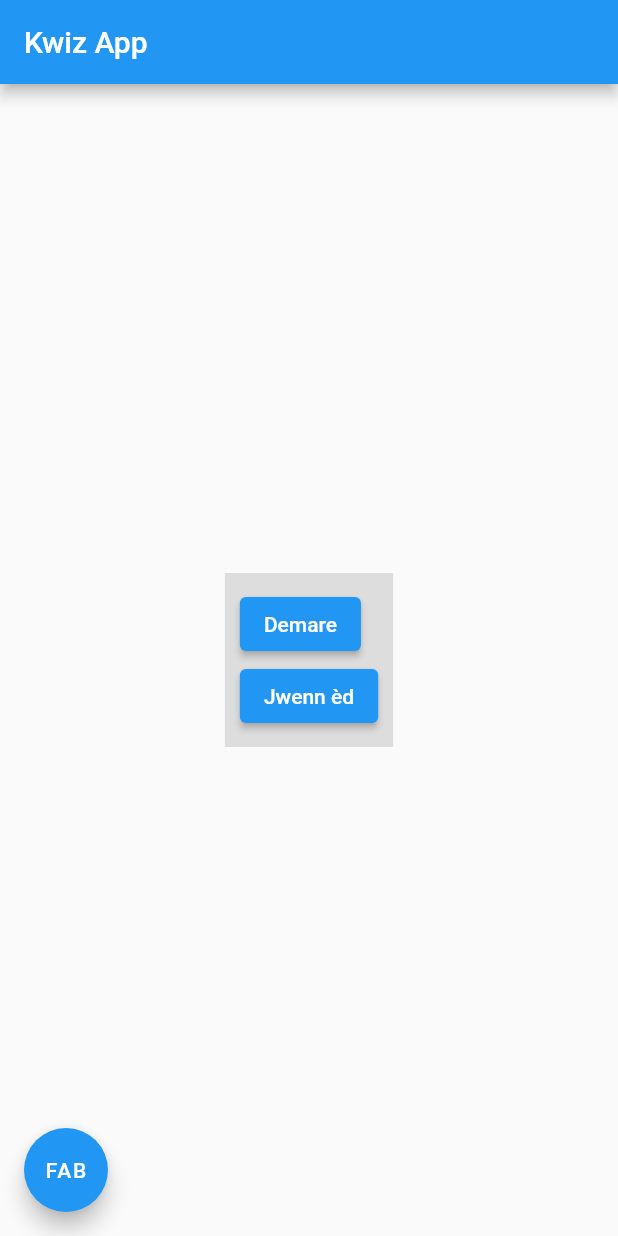
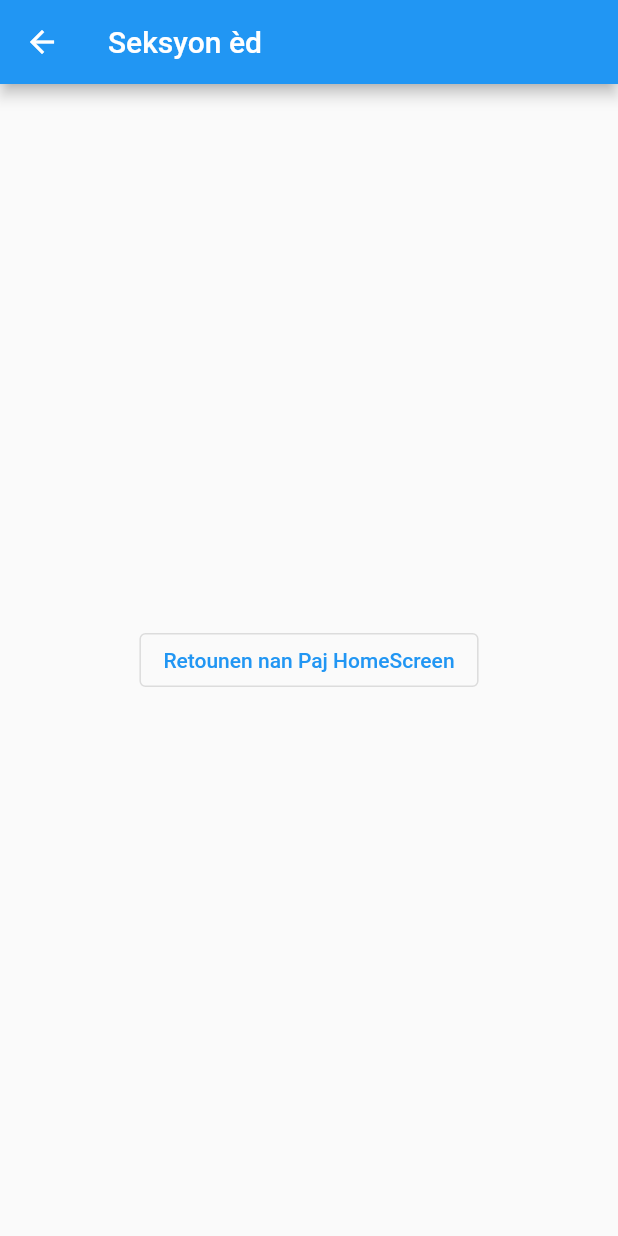
Before and after one commit to Lemayzeur/flutter_course_series, a Flutter app: the screen it shows after launch, after a tap on "Jwenn èd", on a phone screen of 412 x 824 dp. Run offline on Flutter 3.47's test engine with Material 2 defaults, Android fonts, the phone set to English and light mode, and no system bars.

Commit message:
chapter8

```diff
--- a/lib/main.dart
+++ b/lib/main.dart
@@ -8,15 +8,24 @@ class MyApp extends StatelessWidget {
 
   const MyApp({Key? key }) : super(key: key);
 
+  @override
+  Widget build(BuildContext context){
+    return const MaterialApp(
+      title: 'Kwiz App',
+      home: HomeScreen()
+    );
+  }
+}
+
+class HomeScreen extends StatelessWidget {
+  const HomeScreen({Key? key }) : super(key: key);
   void fonksyonMwen(){
 
   }
 
   @override
   Widget build(BuildContext context){
-    return MaterialApp(
-      title: 'Kwiz App',
-      home: Scaffold(
+    return Scaffold(
       appBar: AppBar(
         title: const Text('Kwiz App')
       ),
@@ -33,7 +42,10 @@ class MyApp extends StatelessWidget {
               ),
               ElevatedButton(
                 child: const Text('Jwenn èd'),
-                  onPressed: fonksyonMwen
+                onPressed: (){
+                  Navigator.push(context,
+                    MaterialPageRoute(builder: (ctx) => const HelpScreen(fromPage: "Paj HomeScreen")));
+                }
               ),
             ]
           ),
@@ -46,6 +58,27 @@ class MyApp extends StatelessWidget {
           print("Ou tape FAB la");
         },
       ),
+    );
+  }
+}
+
+class HelpScreen extends StatelessWidget {
+  final String fromPage;
+  const HelpScreen({ Key? key,  required this.fromPage }) : super(key: key);
+
+  @override
+  Widget build(BuildContext context){
+    return Scaffold(
+      appBar: AppBar(
+        title: const Text("Seksyon èd")
+      ),
+      body: Center(
+        child: OutlinedButton(
+          onPressed: (){
+            Navigator.pop(context);
+          },
+          child: Text("Retounen nan $fromPage")
+        )
       ),
     );
   }
```
Lines whose indentation alone changed are shown as unchanged.
